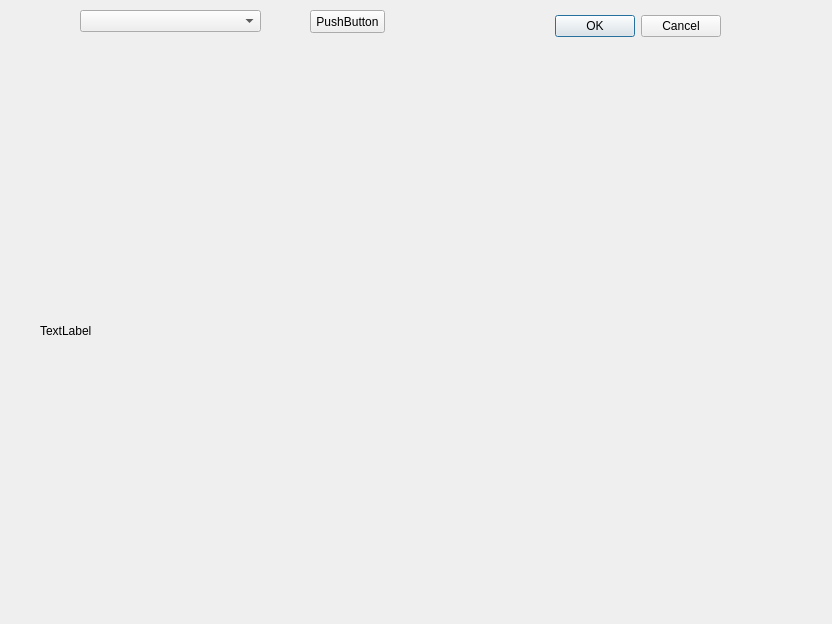
This is ndvi_calculator_dialog_base.ui in ANEvdokimov/ndvi_calculator as Qt 5 draws it before an edit. The edited form follows.
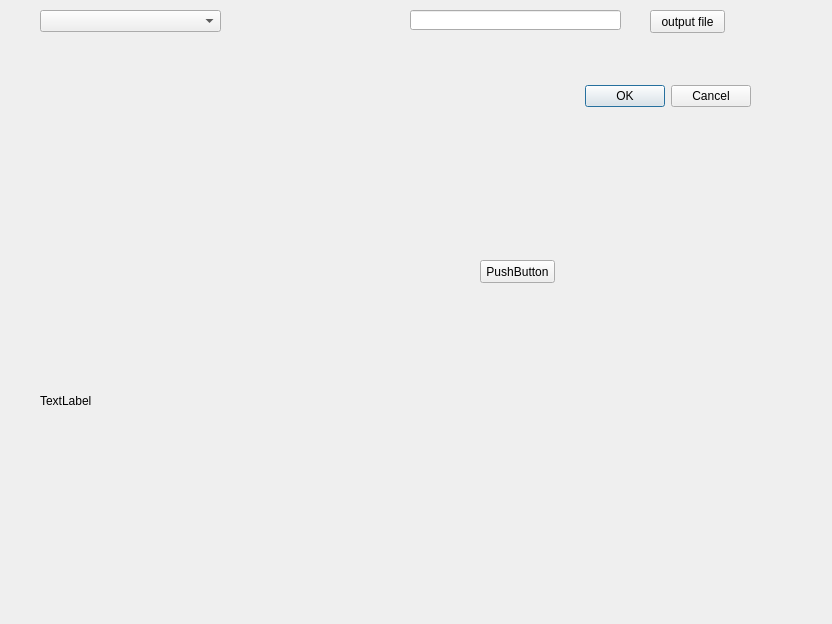
This is the edited form.

What changed in the file:
```diff
--- a/ndvi_calculator_dialog_base.ui
+++ b/ndvi_calculator_dialog_base.ui
@@ -16,8 +16,8 @@
   <widget class="QDialogButtonBox" name="button_box">
    <property name="geometry">
     <rect>
-     <x>380</x>
-     <y>10</y>
+     <x>410</x>
+     <y>80</y>
      <width>341</width>
      <height>32</height>
     </rect>
@@ -32,7 +32,7 @@
   <widget class="QComboBox" name="cbx_layers">
    <property name="geometry">
     <rect>
-     <x>80</x>
+     <x>40</x>
      <y>10</y>
      <width>181</width>
      <height>22</height>
@@ -42,8 +42,8 @@
   <widget class="QPushButton" name="btn_test">
    <property name="geometry">
     <rect>
-     <x>310</x>
-     <y>10</y>
+     <x>480</x>
+     <y>260</y>
      <width>75</width>
      <height>23</height>
     </rect>
@@ -56,15 +56,38 @@
    <property name="geometry">
     <rect>
      <x>40</x>
-     <y>60</y>
-     <width>621</width>
-     <height>541</height>
+     <y>200</y>
+     <width>341</width>
+     <height>401</height>
     </rect>
    </property>
    <property name="text">
     <string>TextLabel</string>
    </property>
   </widget>
+  <widget class="QPushButton" name="btn_output_file">
+   <property name="geometry">
+    <rect>
+     <x>650</x>
+     <y>10</y>
+     <width>75</width>
+     <height>23</height>
+    </rect>
+   </property>
+   <property name="text">
+    <string>output file</string>
+   </property>
+  </widget>
+  <widget class="QLineEdit" name="led_output_file">
+   <property name="geometry">
+    <rect>
+     <x>410</x>
+     <y>10</y>
+     <width>211</width>
+     <height>20</height>
+    </rect>
+   </property>
+  </widget>
  </widget>
  <resources/>
  <connections>
```
